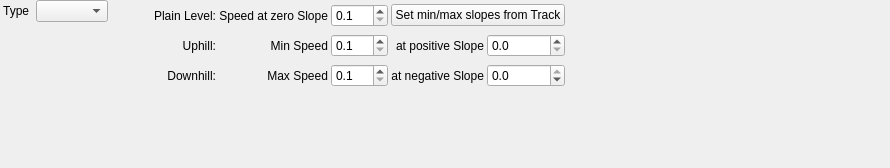
Maproom/qmapshack, file src/qmapshack/gis/trk/filter/IFilterSpeedCycle.ui: the form before one commit.
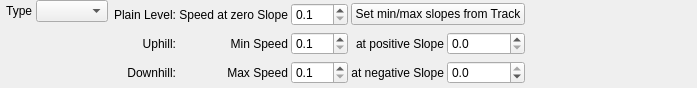
The form after the commit.

```diff
--- a/src/qmapshack/gis/trk/filter/IFilterSpeedCycle.ui
+++ b/src/qmapshack/gis/trk/filter/IFilterSpeedCycle.ui
@@ -6,8 +6,8 @@
    <rect>
     <x>0</x>
     <y>0</y>
-    <width>890</width>
-    <height>168</height>
+    <width>697</width>
+    <height>88</height>
    </rect>
   </property>
   <property name="sizePolicy">
@@ -25,21 +25,32 @@
   <property name="windowTitle">
    <string>Form</string>
   </property>
-  <widget class="QWidget" name="layoutWidget">
-   <property name="geometry">
-    <rect>
-     <x>0</x>
-     <y>0</y>
-     <width>801</width>
-     <height>91</height>
-    </rect>
+  <layout class="QGridLayout" name="gridLayout">
+   <property name="leftMargin">
+    <number>3</number>
    </property>
+   <property name="topMargin">
+    <number>0</number>
+   </property>
+   <property name="rightMargin">
+    <number>0</number>
+   </property>
+   <property name="bottomMargin">
+    <number>0</number>
+   </property>
+   <property name="spacing">
+    <number>3</number>
+   </property>
+   <item row="0" column="0">
    <layout class="QHBoxLayout" name="horizontalLayout_3">
     <property name="spacing">
      <number>6</number>
     </property>
     <item>
      <layout class="QVBoxLayout" name="verticalLayout_8">
+       <property name="spacing">
+        <number>3</number>
+       </property>
       <item>
        <layout class="QHBoxLayout" name="horizontalLayout_4">
         <item>
@@ -72,22 +83,6 @@
       </item>
      </layout>
     </item>
-    <item>
-     <spacer name="horizontalSpacer_6">
-      <property name="orientation">
-       <enum>Qt::Horizontal</enum>
-      </property>
-      <property name="sizeType">
-       <enum>QSizePolicy::Fixed</enum>
-      </property>
-      <property name="sizeHint" stdset="0">
-       <size>
-        <width>40</width>
-        <height>20</height>
-       </size>
-      </property>
-     </spacer>
-    </item>
     <item>
      <widget class="QFrame" name="frameCycling">
       <property name="minimumSize">
@@ -329,7 +324,8 @@
      </spacer>
     </item>
    </layout>
-  </widget>
+   </item>
+  </layout>
  </widget>
  <resources/>
  <connections/>
```
Left out of the diff: 238 changed lines with no effect on the pictures. Lines whose indentation alone changed are shown as unchanged.
